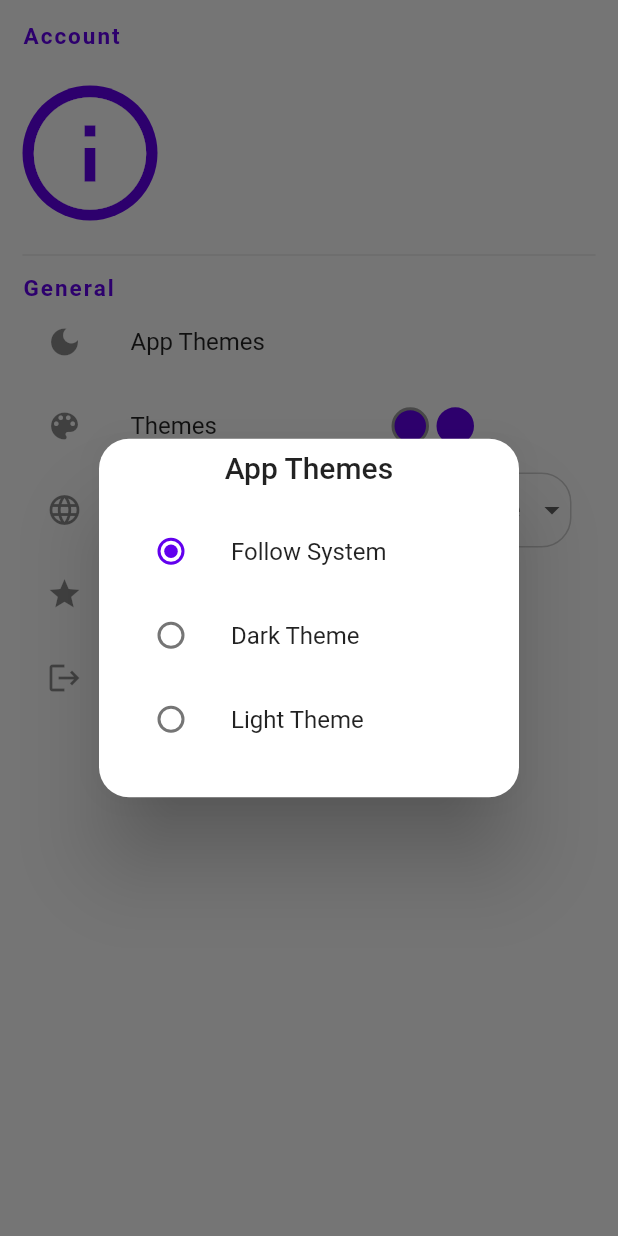
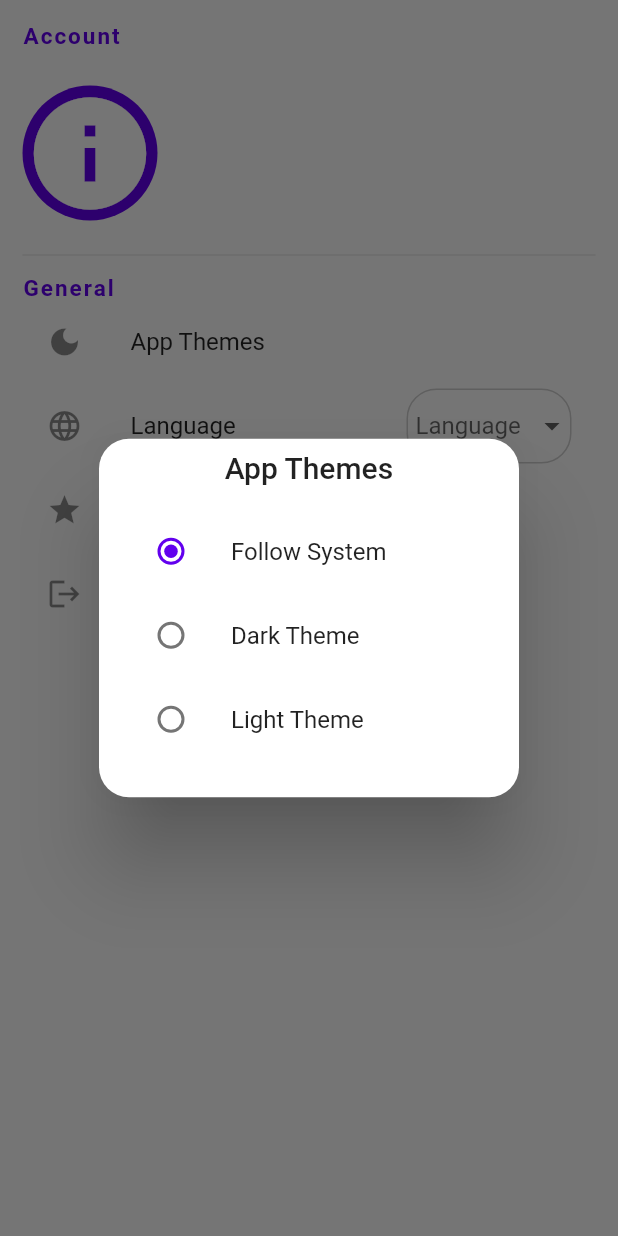
Before and after one commit to AbdallahAwd/Linker, a Flutter app: the SettingsApp widget shown alone on an empty page, opened directly, after a tap on "App Themes", on a phone screen of 412 x 824 dp. Run offline on Flutter 3.47's test engine with Material 2 defaults, Android fonts, the phone set to English and light mode, and no system bars; our stand-ins replace animated_text_kit, auto_size_text, cloud_firestore, firebase_auth, firebase_core, floating_bottom_navigation_bar and 9 more; missing offline and left inert: clipboard, firebase_in_app_messaging; accounts and stored records are empty; network calls fail; Roboto replaces fonts that are missing (Candara).

Commit message:
some_changes

```diff
--- a/lib/app/modules/home/controllers/home_controller.dart
+++ b/lib/app/modules/home/controllers/home_controller.dart
@@ -10,6 +10,7 @@ import 'package:linker/app/modules/home/views/favorites.dart';
 import 'package:linker/app/modules/home/views/links.dart';
 import 'package:linker/app/modules/home/views/settings.dart';
 import 'package:linker/app/modules/on_boarding/models/user_model.dart';
+import 'package:linker/app/themes/colors.dart';
 
 import '../../../components/component.dart';
 import '../views/auth.dart';
--- a/lib/app/modules/home/views/settings.dart
+++ b/lib/app/modules/home/views/settings.dart
@@ -162,53 +162,6 @@ class _SettingsAppState extends State<SettingsApp> {
             ),
           ),
           SlideFadeTransition(
-              curve: Curves.elasticOut,
-              delayStart: const Duration(milliseconds: 500),
-              animationDuration: const Duration(milliseconds: 1200),
-              offset: 2.5,
-              direction: Direction.vertical,
-              child: ListTile(
-                leading: const Icon(Icons.color_lens),
-                title: Text('Themes'.tr),
-                trailing: Row(
-                  mainAxisAlignment: MainAxisAlignment.end,
-                  mainAxisSize: MainAxisSize.min,
-                  children: [
-                    GetBuilder<HomeController>(
-                      builder: (homeController) => SizedBox(
-                        height: 50,
-                        width: 120,
-                        child: ListView.separated(
-                          separatorBuilder: (context, index) => const SizedBox(
-                            width: 5,
-                          ),
-                          scrollDirection: Axis.horizontal,
-                          itemBuilder: (context, index) {
-                            // bool isColor = false;
-                            return InkWell(
-                              onTap: () {},
-                              child: Container(
-                                width: 25,
-                                height: 25,
-                                decoration: BoxDecoration(
-                                    border: Border.all(
-                                        color: colorIndex == index
-                                            ? Colors.grey
-                                            : Colors.transparent,
-                                        width: 2),
-                                    color: mainColor,
-                                    shape: BoxShape.circle),
-                              ),
-                            );
-                          },
-                          itemCount: 2,
-                        ),
-                      ),
-                    )
-                  ],
-                ),
-              )),
-          SlideFadeTransition(
             curve: Curves.elasticOut,
             delayStart: const Duration(milliseconds: 1000),
             animationDuration: const Duration(milliseconds: 1200),
```
